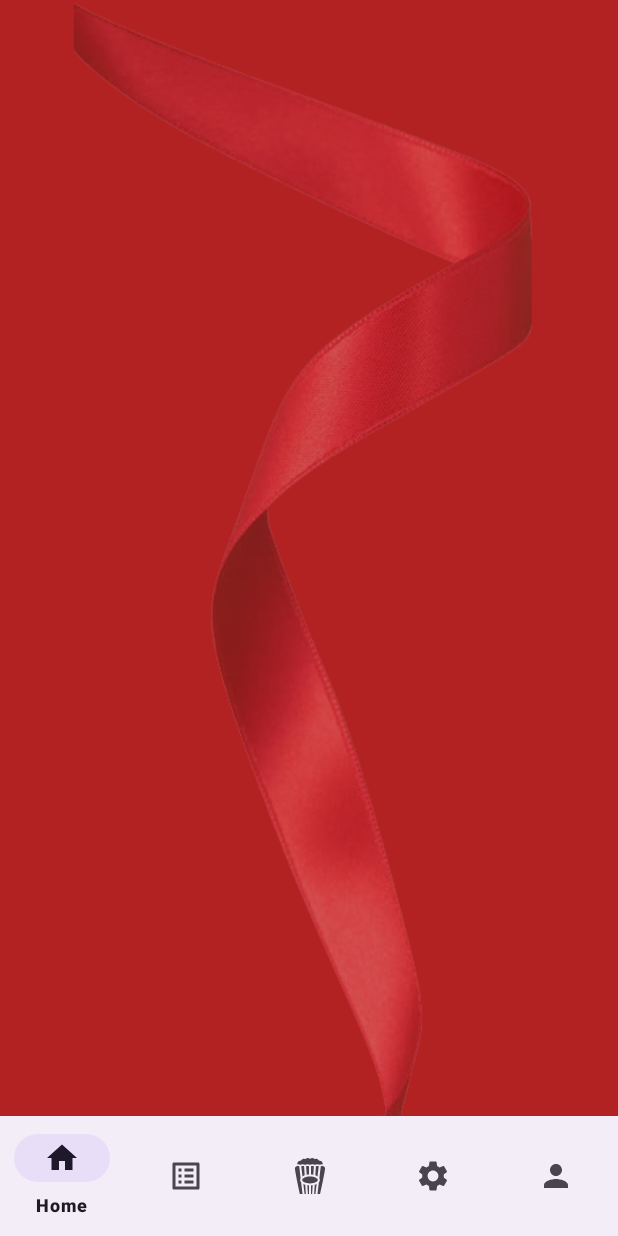
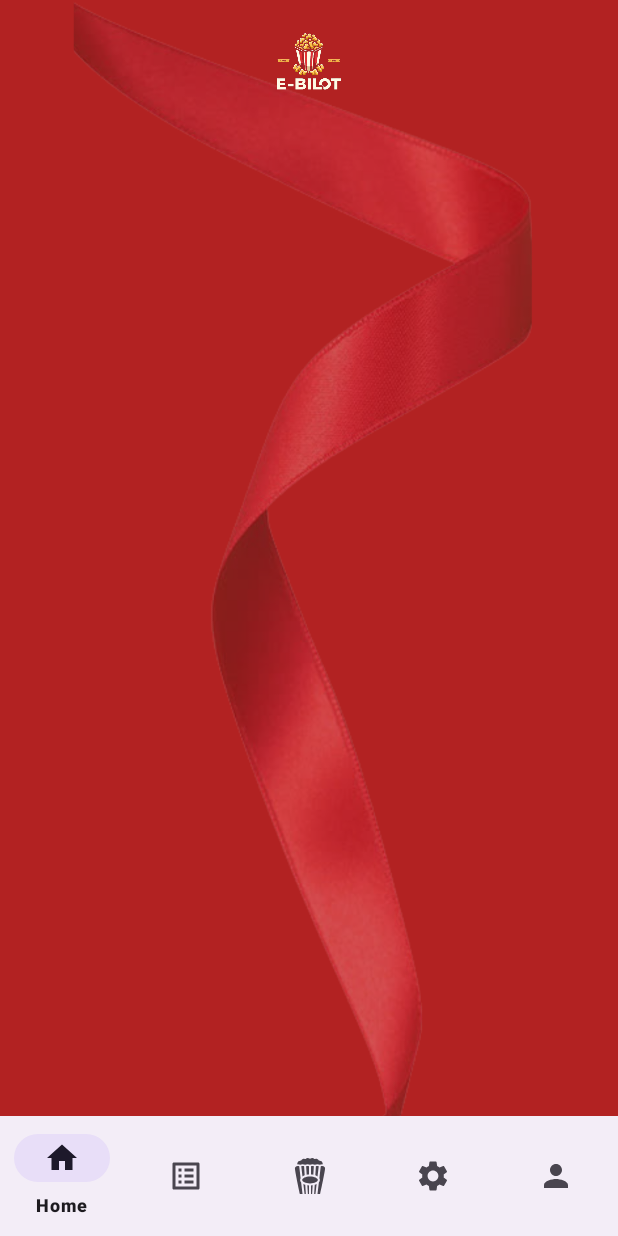
Before and after one commit to ErkinAl/E-Bilot, an Android app: the fragment MovieList placed in its activity, on a phone screen of 412 x 824 dp. Run offline under Robolectric (Android 15) with nearby library versions, the phone set to English and light mode, and no system bars; our stand-ins replace Firebase (no records; nobody signed in at launch, a user with empty details on screens opened directly).

Commit message:
major-update

```diff
--- a/app/src/main/java/com/example/e_bilot/MainActivity.java
+++ b/app/src/main/java/com/example/e_bilot/MainActivity.java
@@ -41,7 +41,7 @@
                 replaceFragment(new HomeFragment());
             }
             else if(itemId == SAVED_MOVIES_ID){
-                replaceFragment(new MovieDetailFragment());
+                replaceFragment(new SavedFragment());
             }
             else if(itemId == MOVIES_ID){
                 replaceFragment(new MovieList());
--- a/app/src/main/res/layout/fragment_movie_list.xml
+++ b/app/src/main/res/layout/fragment_movie_list.xml
@@ -4,16 +4,41 @@
     xmlns:tools="http://schemas.android.com/tools"
     android:layout_width="match_parent"
     android:layout_height="match_parent"
-    tools:context=".MovieList">
+    tools:context=".MovieList"
+    android:id="@+id/idMovieList">
 
 
     <ImageView
         android:layout_width="match_parent"
         android:layout_height="match_parent"
-        android:src="@drawable/general_bg"
-        android:scaleType="centerCrop"/>
+        android:scaleType="centerCrop"
+        android:src="@drawable/general_bg" />
 
-    <!-- TODO: Update blank fragment layout -->
+    <LinearLayout
+        android:layout_width="match_parent"
+        android:layout_height="match_parent"
+        android:orientation="vertical">
+
+        <LinearLayout
+            android:layout_width="match_parent"
+            android:layout_height="91dp"
+            android:orientation="horizontal">
+
+            <ImageView
+                android:id="@+id/imageView4"
+                android:layout_width="match_parent"
+                android:layout_height="65dp"
+                android:layout_marginTop="10dp"
+                android:layout_weight="1"
+                android:src="@drawable/ebilot_logo" />
+
+        </LinearLayout>
+
+        <LinearLayout
+            android:layout_width="match_parent"
+            android:layout_height="match_parent"
+            android:orientation="vertical">
+
             <ListView
                 android:id="@+id/movieListView"
                 android:layout_width="match_parent"
@@ -22,10 +47,14 @@
                 android:layout_marginTop="10dp"
                 android:layout_marginEnd="10dp"
                 android:layout_marginBottom="10dp"
+                android:divider="@android:color/transparent"
                 android:dividerHeight="25dp"
-        android:divider="@android:color/transparent"
                 android:headerDividersEnabled="false">
 
             </ListView>
+        </LinearLayout>
+    </LinearLayout>
+
+    <!-- TODO: Update blank fragment layout -->
 
 </FrameLayout>
```
Also changed, not shown: app/src/main/java/com/example/e_bilot/MovieAdapter.java (+4 -6 lines), app/src/main/java/com/example/e_bilot/MovieDetailFragment.java (+24 -13 lines), app/src/main/java/com/example/e_bilot/MovieList.java (+25 -3 lines), app/src/main/res/layout/fragment_movie_detail.xml (+4 -5 lines), app/src/main/res/layout/fragment_movie_list_item.xml (+6 -5 lines). Lines whose indentation alone changed are shown as unchanged.
